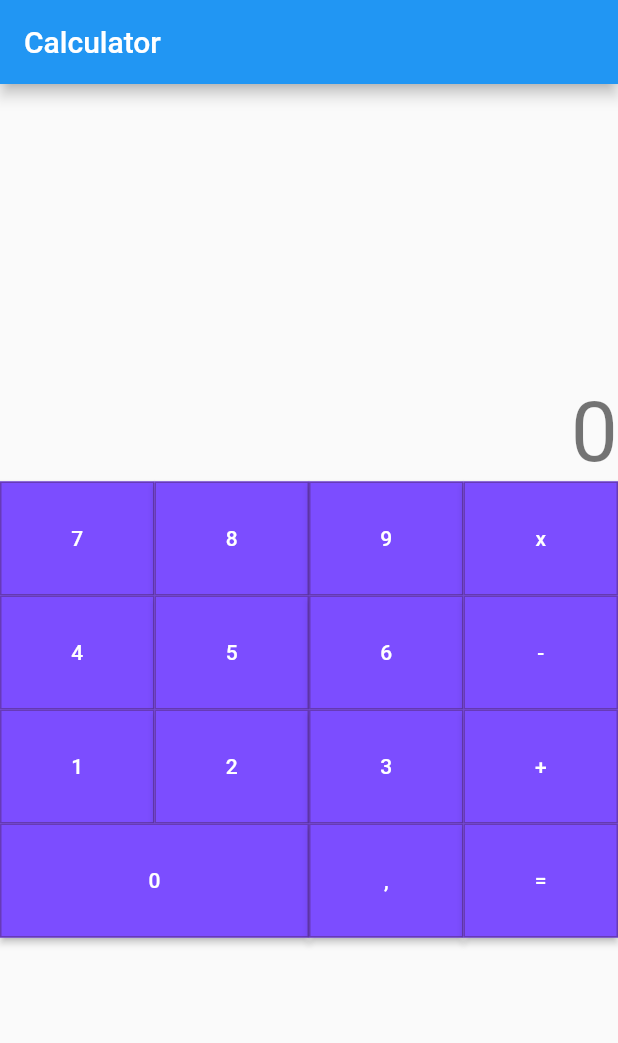
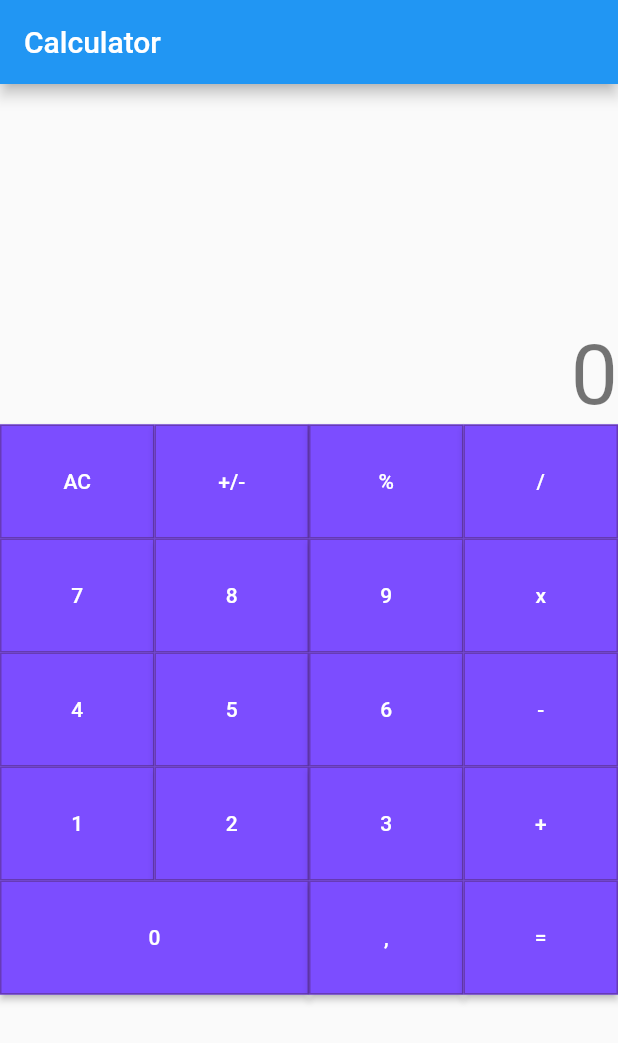
Before and after one commit to adsonpleal/flutter-training, a Flutter app: the screen it shows after launch, on a phone screen of 412 x 824 dp. Shown: the top 1043 px of the screen. Run offline on Flutter 3.47's test engine with Material 2 defaults, Android fonts, the phone set to English and light mode, and no system bars.

Commit message:
Add increment and decrement functions

```diff
--- a/nu_app/lib/calculator.dart
+++ b/nu_app/lib/calculator.dart
@@ -12,17 +12,17 @@ class Calculator extends StatefulWidget {
 }
 
 class _CalculatorState extends State<Calculator> {
-  int _counter = 0;
+  int _displayText = 0;
 
   void _incrementCounter() {
     setState(() {
-      _counter++;
+      _displayText++;
     });
   }
 
   void _decrementCounter() {
     setState(() {
-      _counter--;
+      _displayText--;
     });
   }
 
@@ -40,9 +40,17 @@ class _CalculatorState extends State<Calculator> {
               mainAxisAlignment: MainAxisAlignment.end,
               children: [
                 Text(
-                  '$_counter',
+                  '$_displayText',
                   style: Theme.of(context).textTheme.headline2,
                 ),
+              ],
+            ),
+            Row(
+              children: [
+                CalculatorButton(title: 'AC'),
+                CalculatorButton(title: '+/-'),
+                CalculatorButton(title: '%'),
+                CalculatorButton(title: '/'),
               ],
             ),
             Row(
@@ -58,7 +66,7 @@ class _CalculatorState extends State<Calculator> {
                 CalculatorButton(title: '4'),
                 CalculatorButton(title: '5'),
                 CalculatorButton(title: '6'),
-                CalculatorButton(title: '-'),
+                CalculatorButton(title: '-', onPressed: _decrementCounter),
               ],
             ),
             Row(
@@ -66,7 +74,7 @@ class _CalculatorState extends State<Calculator> {
                 CalculatorButton(title: '1'),
                 CalculatorButton(title: '2'),
                 CalculatorButton(title: '3'),
-                CalculatorButton(title: '+'),
+                CalculatorButton(title: '+', onPressed: _incrementCounter),
               ],
             ),
             Row(
--- a/nu_app/lib/widgets/calculator_button.dart
+++ b/nu_app/lib/widgets/calculator_button.dart
@@ -1,10 +1,11 @@
 import 'package:flutter/material.dart';
 
 class CalculatorButton extends StatelessWidget {
-  CalculatorButton({@required this.title, this.flex = 1});
+  CalculatorButton({@required this.title, this.flex = 1, this.onPressed});
 
   final String title;
   final int flex;
+  final VoidCallback onPressed;
 
   @override
   Widget build(BuildContext context) {
@@ -19,7 +20,7 @@ class CalculatorButton extends StatelessWidget {
         shape: Border.all(
           color: Colors.deepPurple,
         ),
-        onPressed: () {},
+        onPressed: onPressed ?? () {},
       ),
       flex: flex,
     );
```
